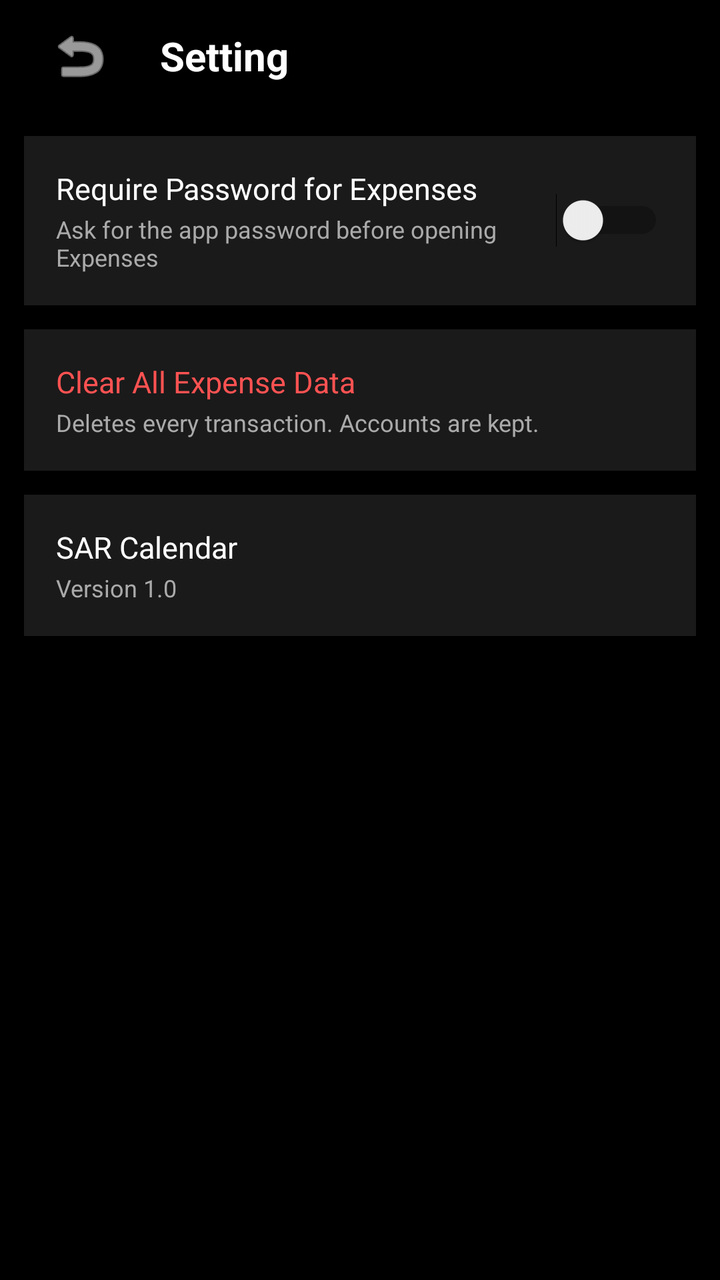
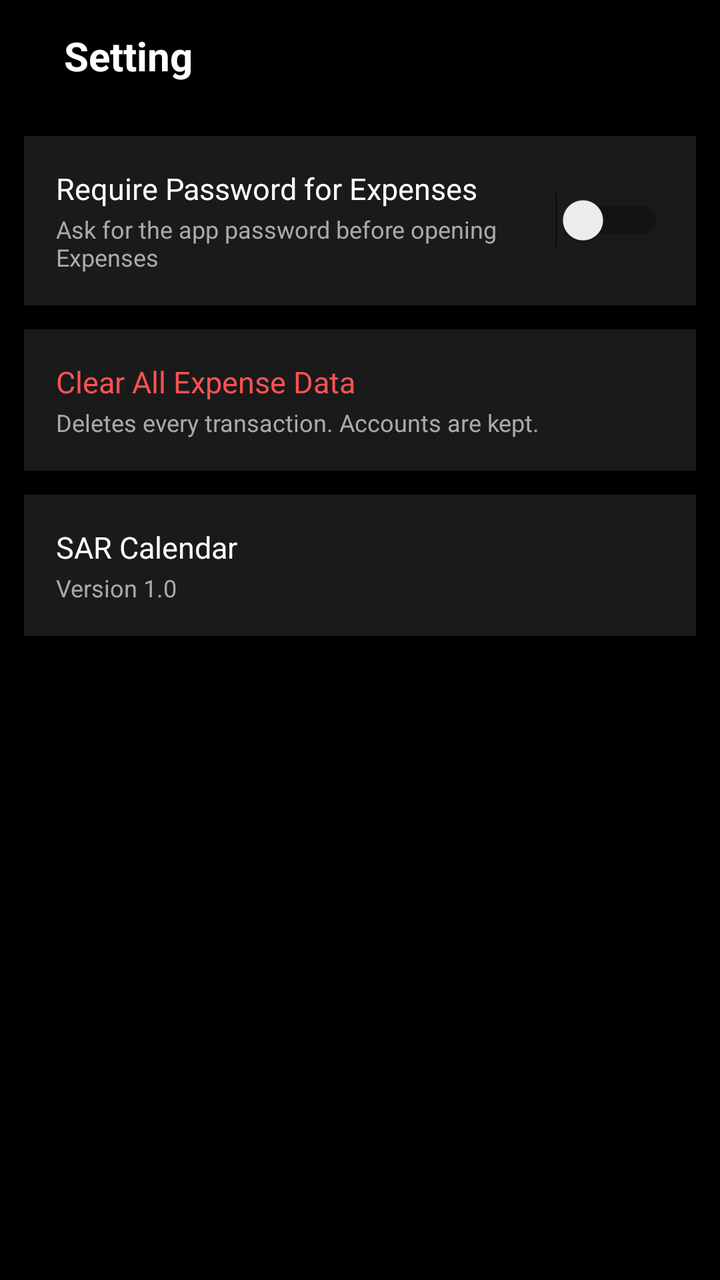

Screens rendered from an Android XML layout before and after an edit, with the pre-edit source and the edit as a unified diff.
<!-- AndroidManifest.xml: activity theme Theme.MyCalendar2026SAR -->
<!-- res/layout/activity_expenses_settings.xml -->
<?xml version="1.0" encoding="utf-8"?>
<androidx.constraintlayout.widget.ConstraintLayout xmlns:android="http://schemas.android.com/apk/res/android"
    xmlns:app="http://schemas.android.com/apk/res-auto"
    xmlns:tools="http://schemas.android.com/tools"
    android:layout_width="match_parent"
    android:layout_height="match_parent"
    android:background="#000000"
    tools:context=".ExpensesSettingsActivity">

    <LinearLayout
        android:id="@+id/settingsTopBar"
        android:layout_width="match_parent"
        android:layout_height="56dp"
        android:gravity="center_vertical"
        android:orientation="horizontal"
        android:paddingStart="16dp"
        android:paddingEnd="16dp"
        app:layout_constraintTop_toTopOf="parent">

        <ImageButton
            android:id="@+id/settingsBackButton"
            android:layout_width="48dp"
            android:layout_height="48dp"
            android:background="?attr/selectableItemBackgroundBorderless"
            android:contentDescription="Back"
            android:src="@android:drawable/ic_menu_revert"
            app:tint="@color/white" />

        <TextView
            android:layout_width="0dp"
            android:layout_height="wrap_content"
            android:layout_marginStart="16dp"
            android:layout_weight="1"
            android:text="@string/menu_setting"
            android:textColor="@color/white"
            android:textSize="20sp"
            android:textStyle="bold" />
    </LinearLayout>

    <LinearLayout
        android:layout_width="match_parent"
        android:layout_height="0dp"
        android:orientation="vertical"
        android:padding="12dp"
        app:layout_constraintBottom_toBottomOf="parent"
        app:layout_constraintTop_toBottomOf="@id/settingsTopBar">

        
        <LinearLayout
            android:layout_width="match_parent"
            android:layout_height="wrap_content"
            android:background="@color/card_dark"
            android:gravity="center_vertical"
            android:orientation="horizontal"
            android:padding="16dp">

            <LinearLayout
                android:layout_width="0dp"
                android:layout_height="wrap_content"
                android:layout_weight="1"
                android:orientation="vertical">

                <TextView
                    android:layout_width="wrap_content"
                    android:layout_height="wrap_content"
                    android:text="Require Password for Expenses"
                    android:textColor="@color/white"
                    android:textSize="15sp" />

                <TextView
                    android:layout_width="wrap_content"
                    android:layout_height="wrap_content"
                    android:layout_marginTop="2dp"
                    android:text="Ask for the app password before opening Expenses"
                    android:textColor="@color/text_secondary"
                    android:textSize="12sp" />
            </LinearLayout>

            <Switch
                android:id="@+id/lockExpensesSwitch"
                android:layout_width="wrap_content"
                android:layout_height="wrap_content" />
        </LinearLayout>

        
        <LinearLayout
            android:id="@+id/clearDataRow"
            android:layout_width="match_parent"
            android:layout_height="wrap_content"
            android:layout_marginTop="12dp"
            android:background="@color/card_dark"
            android:clickable="true"
            android:focusable="true"
            android:foreground="?attr/selectableItemBackground"
            android:gravity="center_vertical"
            android:orientation="horizontal"
            android:padding="16dp">

            <LinearLayout
                android:layout_width="0dp"
                android:layout_height="wrap_content"
                android:layout_weight="1"
                android:orientation="vertical">

                <TextView
                    android:layout_width="wrap_content"
                    android:layout_height="wrap_content"
                    android:text="Clear All Expense Data"
                    android:textColor="@color/expense_red"
                    android:textSize="15sp" />

                <TextView
                    android:layout_width="wrap_content"
                    android:layout_height="wrap_content"
                    android:layout_marginTop="2dp"
                    android:text="Deletes every transaction. Accounts are kept."
                    android:textColor="@color/text_secondary"
                    android:textSize="12sp" />
            </LinearLayout>
        </LinearLayout>

        
        <LinearLayout
            android:layout_width="match_parent"
            android:layout_height="wrap_content"
            android:layout_marginTop="12dp"
            android:background="@color/card_dark"
            android:orientation="vertical"
            android:padding="16dp">

            <TextView
                android:layout_width="wrap_content"
                android:layout_height="wrap_content"
                android:text="@string/app_name"
                android:textColor="@color/white"
                android:textSize="15sp" />

            <TextView
                android:id="@+id/appVersionText"
                android:layout_width="wrap_content"
                android:layout_height="wrap_content"
                android:layout_marginTop="2dp"
                android:text="Version 1.0"
                android:textColor="@color/text_secondary"
                android:textSize="12sp" />
        </LinearLayout>

    </LinearLayout>

</androidx.constraintlayout.widget.ConstraintLayout>
<!-- resources referenced by this layout -->
<resources>
  <color name="card_dark">#1A1A1A</color>
  <color name="expense_red">#FF5252</color>
  <color name="text_secondary">#AAAAAA</color>
  <color name="white">#FFFFFFFF</color>
  <string name="app_name">SAR Calendar</string>
  <string name="menu_setting">Setting</string>
  <style name="Theme.MyCalendar2026SAR" parent="Theme.MaterialComponents.DayNight.NoActionBar">
          
          <item name="colorPrimary">@color/light_green</item>
          <item name="colorPrimaryVariant">@color/hunter_green</item>
          <item name="colorOnPrimary">@color/white</item>
          
          <item name="colorSecondary">@color/teal_200</item>
          <item name="colorSecondaryVariant">@color/teal_700</item>
          <item name="colorOnSecondary">@color/black</item>
          
          <item name="android:statusBarColor">?attr/colorPrimaryVariant</item>
  
          <item name="colorControlActivated">@color/light_green</item>
  
          <item name="android:listPreferredItemPaddingStart">8dp</item>
          <item name="android:listPreferredItemPaddingEnd">8dp</item>
          <item name="android:textAppearanceLargePopupMenu">@style/CustomMenuTextAppearance</item>
          <item name="android:textAppearanceSmallPopupMenu">@style/CustomMenuTextAppearance</item>
          <item name="android:popupMenuStyle">@style/CustomPopupMenuStyle</item>
  
          
          <item name="materialAlertDialogTheme">@style/CustomAlertDialogTheme</item>
          <item name="alertDialogTheme">@style/CustomAlertDialogTheme</item>
      </style>
  <color name="light_green">#8BC34A</color>
  <color name="hunter_green">#355E3B</color>
  <color name="teal_200">#FF03DAC5</color>
  <color name="teal_700">#FF018786</color>
  <color name="black">#FF000000</color>
  <style name="CustomMenuTextAppearance" parent="TextAppearance.AppCompat.Widget.PopupMenu.Large">
          <item name="android:textSize">@dimen/_10ssp</item>
          <item name="android:textColor">@color/white</item>
      </style>
  <style name="CustomPopupMenuStyle" parent="Widget.AppCompat.PopupMenu">
          <item name="android:minWidth">@dimen/_110sdp</item>
      </style>
  <style name="CustomAlertDialogTheme" parent="ThemeOverlay.MaterialComponents.MaterialAlertDialog">
          <item name="colorPrimary">@color/light_green</item>
          <item name="colorAccent">@color/light_green</item>
          <item name="colorSecondary">@color/light_green</item>
          <item name="android:textColorPrimary">@color/white</item>
          
          <item name="buttonBarPositiveButtonStyle">@style/GreenButtonStyle</item>
          <item name="buttonBarNegativeButtonStyle">@style/GreenButtonStyle</item>
          <item name="buttonBarNeutralButtonStyle">@style/GreenButtonStyle</item>
      </style>
  <style name="GreenButtonStyle" parent="Widget.MaterialComponents.Button.TextButton">
          <item name="android:textColor">@color/light_green</item>
      </style>
</resources>

<!-- the commit's change to res/layout/activity_expenses_settings.xml (unified diff, before → after) -->
@@ -19,12 +19,13 @@
 
         <ImageButton
             android:id="@+id/settingsBackButton"
-            android:layout_width="48dp"
-            android:layout_height="48dp"
+            android:layout_width="@dimen/_24sdp"
+            android:layout_height="@dimen/_24sdp"
             android:background="?attr/selectableItemBackgroundBorderless"
             android:contentDescription="Back"
-            android:src="@android:drawable/ic_menu_revert"
-            app:tint="@color/white" />
+            android:padding="4dp"
+            android:scaleType="fitCenter"
+            android:src="@drawable/ic_back_color" />
 
         <TextView
             android:layout_width="0dp"
<!-- resource entries referenced after the edit -->
@@ -4,6 +4,16 @@
   <color name="expense_red">#FF5252</color>
   <color name="text_secondary">#AAAAAA</color>
   <color name="white">#FFFFFFFF</color>
+  <!-- drawable ic_back_color (drawable) -->
+  <vector xmlns:android="http://schemas.android.com/apk/res/android"
+      android:width="24dp"
+      android:height="24dp"
+      android:viewportWidth="24"
+      android:viewportHeight="24">
+      <path
+          android:fillColor="#2196F3"
+          android:pathData="M20,11H7.83l5.59,-5.59L12,4l-8,8 8,8 1.41,-1.41L7.83,13H20v-2z" />
+  </vector>
   <string name="app_name">SAR Calendar</string>
   <string name="menu_setting">Setting</string>
   <style name="Theme.MyCalendar2026SAR" parent="Theme.MaterialComponents.DayNight.NoActionBar">
